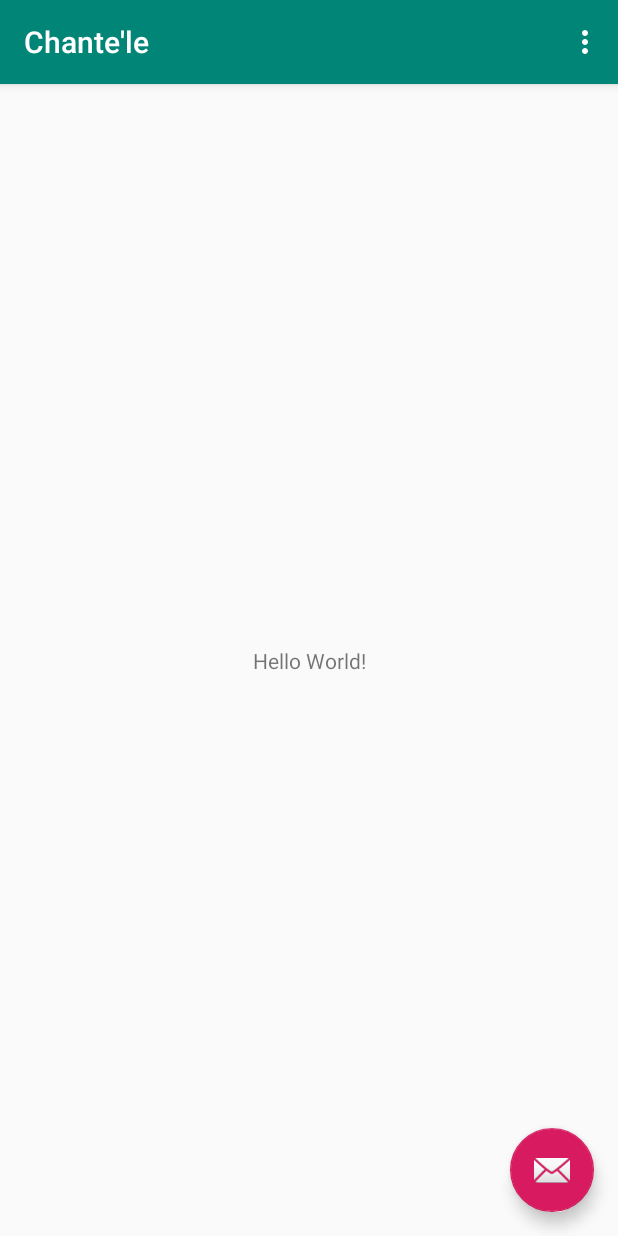
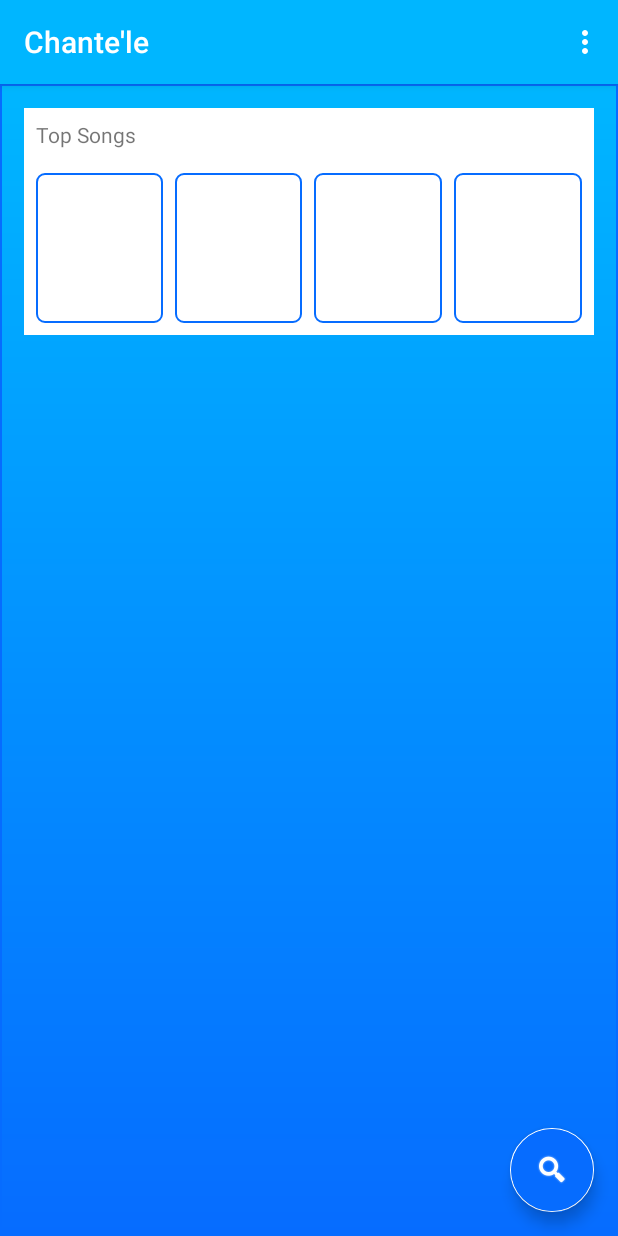
Before and after one commit to thevirinchi/Chantele, an Android app: the MainActivity screen opened directly, with no data from a screen before it, on a phone screen of 412 x 824 dp. Run offline under Robolectric (Android 15) with nearby library versions, the phone set to English and light mode, and no system bars.

Commit message:
Working on Main Activity

```diff
--- a/app/src/main/java/com/z00k/z3t4/chantele/MainActivity.java
+++ b/app/src/main/java/com/z00k/z3t4/chantele/MainActivity.java
@@ -38,8 +38,7 @@ public class MainActivity extends AppCompatActivity {
         fab.setOnClickListener(new View.OnClickListener() {
             @Override
             public void onClick(View view) {
-                Snackbar.make(view, "Replace with your own action", Snackbar.LENGTH_LONG)
-                        .setAction("Action", null).show();
+                startActivity(new Intent(MainActivity.this,search.class));
             }
         });
     }
--- /dev/null
+++ b/app/src/main/res/drawable/charts_border.xml
@@ -0,0 +1,17 @@
+<shape xmlns:android="http://schemas.android.com/apk/res/android"
+    android:shape="rectangle" >
+    <!-- This is the stroke you want to define -->
+    <stroke android:width="1dp"
+        android:color="@color/colorPrimaryDark"/>
+
+    <!-- Optional, round your corners -->
+    <corners android:bottomLeftRadius="5dp"
+        android:topLeftRadius="5dp"
+        android:bottomRightRadius="5dp"
+        android:topRightRadius="5dp" />
+
+    <!-- Optional, fill the rest of your background with a color or gradient, use transparent if you only want the border to be displayed-->
+    <gradient android:startColor="@android:color/transparent"
+        android:endColor="@android:color/transparent"
+        android:angle="90"/>
+</shape>
--- /dev/null
+++ b/app/src/main/res/drawable/main_bg.xml
@@ -0,0 +1,16 @@
+<shape xmlns:android="http://schemas.android.com/apk/res/android"
+    android:shape="rectangle" >
+    <!-- This is the stroke you want to define -->
+    <stroke android:width="1dp"
+        android:color="@color/colorPrimaryDark"/>
+
+    <!-- Optional, round your corners -->
+    <corners android:bottomLeftRadius="0dp"
+        android:topLeftRadius="0dp"
+        android:bottomRightRadius="0dp"
+        android:topRightRadius="0dp" />
+
+    <gradient android:startColor="@color/colorPrimary"
+        android:endColor="@color/colorPrimaryDark"
+        android:angle="-90"/>
+</shape>
--- a/app/src/main/res/layout/activity_main.xml
+++ b/app/src/main/res/layout/activity_main.xml
@@ -28,6 +28,8 @@
         android:layout_height="wrap_content"
         android:layout_gravity="bottom|end"
         android:layout_margin="@dimen/fab_margin"
-        app:srcCompat="@android:drawable/ic_dialog_email" />
+        android:backgroundTint="@color/colorPrimaryDark"
+        android:tint="@color/colorAccent"
+        app:srcCompat="@android:drawable/ic_search_category_default"/>
 
 </android.support.design.widget.CoordinatorLayout>
--- a/app/src/main/res/layout/activity_search.xml
+++ b/app/src/main/res/layout/activity_search.xml
@@ -4,7 +4,8 @@
     xmlns:tools="http://schemas.android.com/tools"
     android:layout_width="match_parent"
     android:layout_height="match_parent"
-    tools:context=".search">
+    tools:context=".search"
+    android:background="#000">
 
     <android.support.design.widget.AppBarLayout
         android:layout_width="match_parent"
@@ -28,6 +29,8 @@
         android:layout_height="wrap_content"
         android:layout_gravity="bottom|end"
         android:layout_margin="@dimen/fab_margin"
+        android:backgroundTint="@color/colorPrimaryDark"
+        android:tint="@color/colorAccent"
         app:srcCompat="@android:drawable/ic_search_category_default"/>
 
 </android.support.design.widget.CoordinatorLayout>
--- a/app/src/main/res/layout/content_main.xml
+++ b/app/src/main/res/layout/content_main.xml
@@ -6,15 +6,71 @@
     android:layout_height="match_parent"
     app:layout_behavior="@string/appbar_scrolling_view_behavior"
     tools:context=".MainActivity"
-    tools:showIn="@layout/activity_main">
+    tools:showIn="@layout/activity_main"
+    android:background="@drawable/main_bg">
 
-    <TextView
-        android:layout_width="wrap_content"
-        android:layout_height="wrap_content"
-        android:text="Hello World!"
-        app:layout_constraintBottom_toBottomOf="parent"
-        app:layout_constraintLeft_toLeftOf="parent"
-        app:layout_constraintRight_toRightOf="parent"
-        app:layout_constraintTop_toTopOf="parent" />
+    <LinearLayout
+        android:layout_width="match_parent"
+        android:layout_height="match_parent"
+        android:orientation="vertical"
+        android:padding="16dp">
+
+        <LinearLayout
+            android:padding="8dp"
+            android:background="@color/colorAccent"
+            android:layout_width="match_parent"
+            android:layout_height="wrap_content"
+            android:layout_marginBottom="16dp"
+            android:orientation="vertical">
+
+            <RelativeLayout
+                android:layout_width="match_parent"
+                android:layout_height="wrap_content"
+                android:layout_marginBottom="16dp">
+
+                <TextView
+                    android:layout_width="match_parent"
+                    android:layout_height="wrap_content"
+                    android:text="Top Songs"/>
+
+            </RelativeLayout>
+
+            <LinearLayout
+                android:layout_width="match_parent"
+                android:layout_height="wrap_content"
+                android:orientation="horizontal">
+
+                <ImageView
+                    android:layout_width="0dp"
+                    android:layout_height="100dp"
+                    android:layout_weight="1"
+                    android:src="@drawable/charts_border"
+                    android:layout_marginEnd="8dp"/>
+
+                <ImageView
+                    android:layout_width="0dp"
+                    android:layout_height="100dp"
+                    android:layout_weight="1"
+                    android:src="@drawable/charts_border"
+                    android:layout_marginEnd="8dp"/>
+
+                <ImageView
+                    android:layout_width="0dp"
+                    android:layout_height="100dp"
+                    android:layout_weight="1"
+                    android:src="@drawable/charts_border"
+                    android:layout_marginEnd="8dp"/>
+
+                <ImageView
+                    android:layout_width="0dp"
+                    android:layout_height="100dp"
+                    android:layout_weight="1"
+                    android:src="@drawable/charts_border"/>
+
+            </LinearLayout>
+
+        </LinearLayout>
+
+    </LinearLayout>
 
 </android.support.constraint.ConstraintLayout>
--- a/app/src/main/res/layout/content_search.xml
+++ b/app/src/main/res/layout/content_search.xml
@@ -15,6 +15,10 @@
         android:layout_width="match_parent"
         android:layout_height="48dp"
         android:hint="@string/search"
-        android:textSize="16dp"/>
+        android:textSize="16sp"
+        android:backgroundTint="@color/colorPrimary"
+        android:lines="1"
+        android:textColorHint="@color/colorAccentDark"
+        android:maxLength="50"/>
 
 </android.support.v7.widget.LinearLayoutCompat>
--- a/app/src/main/res/values/colors.xml
+++ b/app/src/main/res/values/colors.xml
@@ -1,8 +1,9 @@
 <?xml version="1.0" encoding="utf-8"?>
 <resources>
-    <color name="colorPrimary">#008577</color>
-    <color name="colorPrimaryDark">#00574B</color>
-    <color name="colorAccent">#D81B60</color>
+    <color name="colorPrimary">#00B6FF</color>
+    <color name="colorPrimaryDark">#066CFF</color>
+    <color name="colorAccent">#FFFFFF</color>
+    <color name="colorAccentDark">#AAAAAA</color>
     <color name="cyan">#3B78F7</color>
     <color name="green">#EF6C00</color>
     <color name="orange">#0D8F4F</color>
```
